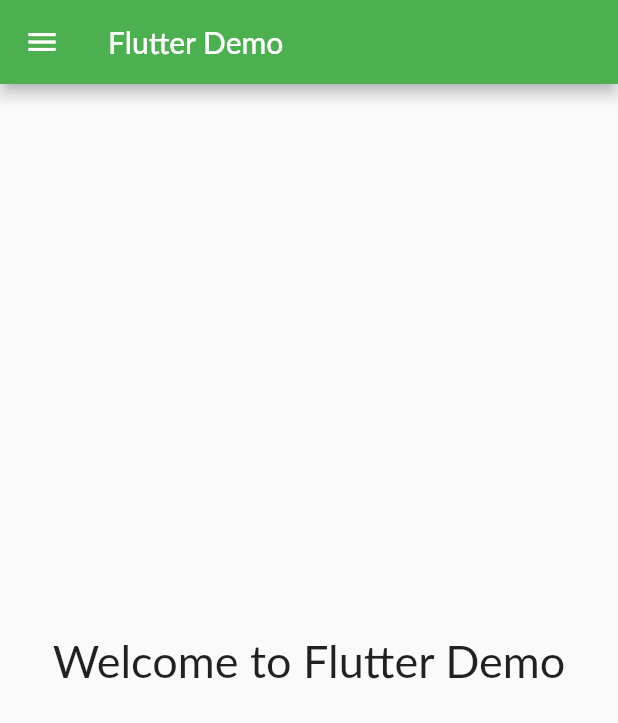
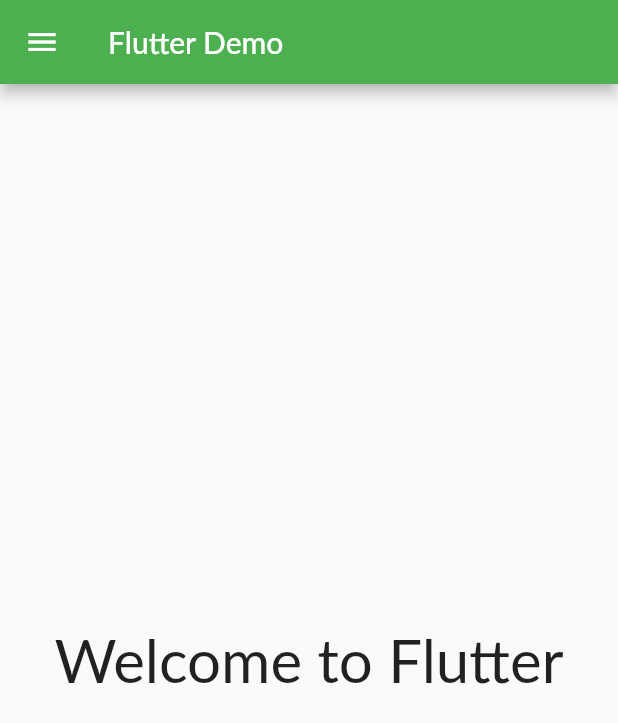
Before and after one commit to maffan91/f3_flutter_demo, a Flutter app: the screen it shows after launch, on a phone screen of 412 x 824 dp. Shown: the top 723 px of the screen. Run offline on Flutter 3.47's test engine with Material 2 defaults, Android fonts, the phone set to English and light mode, and no system bars; missing offline and left inert: flutter_web; Roboto replaces fonts that are missing (Lato).

Commit message:
change text to look same like mobile version

```diff
--- a/lib/pages/welcome.dart
+++ b/lib/pages/welcome.dart
@@ -1,5 +1,5 @@
+import 'package:flutter_web/material.dart';
 import '../widgets/nav-drawer.dart';
-import 'package:flutter_web/material.dart';
 
 class WelcomePage extends StatelessWidget {
   @override
@@ -12,8 +12,8 @@ class WelcomePage extends StatelessWidget {
       body: Container(
         child: Center(
           child: Text(
-            'Welcome to Flutter Demo',
-            style: TextStyle(fontSize: 30),
+            'Welcome to Flutter',
+            style: TextStyle(fontSize: 40),
           ),
         ),
       ),
```
